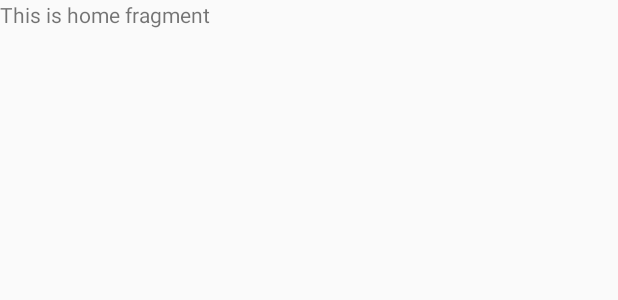
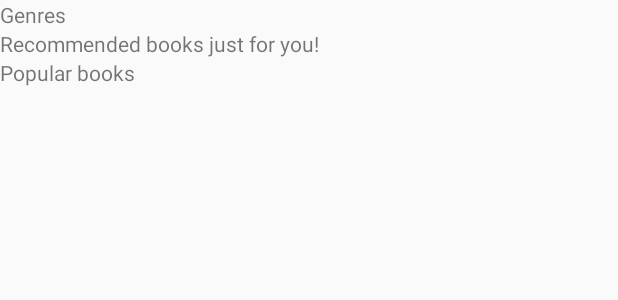
Before and after one commit to zheng-jj/T03_Team_3_MAD, an Android app: the layout fragment_home.xml on its own in the app's theme, with its tools: preview values and no code run, on a phone screen of 412 x 824 dp. Shown: the top 300 px of the screen. Run offline under Robolectric (Android 15) with nearby library versions, the phone set to English and light mode, and no system bars.

Commit message:
Basic home fragment and cardview for menu books created

```diff
--- a/app/src/main/res/layout/fragment_home.xml
+++ b/app/src/main/res/layout/fragment_home.xml
@@ -5,9 +5,52 @@
     android:layout_width="match_parent"
     android:layout_height="match_parent"
     tools:context=".HomeFragment">
-
-    <TextView
-        android:layout_width="wrap_content"
-        android:layout_height="wrap_content"
-        android:text="This is home fragment"></TextView>
+    <RelativeLayout
+        android:layout_width="match_parent"
+        android:layout_height="wrap_content">
+        <TextView
+            android:layout_alignParentTop="true"
+            android:layout_width="wrap_content"
+            android:layout_height="wrap_content"
+            android:id="@+id/genrestext"
+            android:text="Genres"/>
+        <androidx.recyclerview.widget.RecyclerView
+            android:layout_below="@id/genrestext"
+            android:id="@+id/genrelistrecyclerview"
+            android:layout_width="wrap_content"
+            android:layout_height="wrap_content"
+            android:layout_centerHorizontal="true"
+            android:layout_centerVertical="true"
+            android:scrollbars="horizontal" />
+        <TextView
+            android:layout_below="@id/genrelistrecyclerview"
+            android:layout_width="wrap_content"
+            android:layout_height="wrap_content"
+            android:id="@+id/recommendedtext"
+            android:text="Recommended books just for you!">
+        </TextView>
+        <androidx.recyclerview.widget.RecyclerView
+            android:id="@+id/recommendbookrecyclerview"
+            android:layout_below="@id/recommendedtext"
+            android:layout_width="wrap_content"
+            android:layout_height="wrap_content"
+            android:layout_centerHorizontal="true"
+            android:layout_centerVertical="true"
+            android:scrollbars="horizontal" />
+        <TextView
+            android:layout_below="@id/recommendbookrecyclerview"
+            android:layout_width="wrap_content"
+            android:layout_height="wrap_content"
+            android:id="@+id/popularbookstext"
+            android:text="Popular books">
+        </TextView>
+        <androidx.recyclerview.widget.RecyclerView
+            android:id="@+id/popularbookrecyclerview"
+            android:layout_below="@id/popularbookstext"
+            android:layout_width="wrap_content"
+            android:layout_height="wrap_content"
+            android:layout_centerHorizontal="true"
+            android:layout_centerVertical="true"
+            android:scrollbars="horizontal" />
+    </RelativeLayout>
 </FrameLayout>
--- a/app/src/main/res/values/colors.xml
+++ b/app/src/main/res/values/colors.xml
@@ -1,6 +1,6 @@
 <?xml version="1.0" encoding="utf-8"?>
 <resources>
-    <color name="colorPrimary">#6200EE</color>
+    <color name="colorPrimary">#e7eff6</color>
     <color name="colorPrimaryDark">#3700B3</color>
-    <color name="colorAccent">#03DAC5</color>
+    <color name="colorAccent">#63ace5</color>
 </resources>
```
Also changed, not shown: app/src/main/res/layout/activity_main.xml (+11 -4 lines), app/src/main/res/layout/cardviewmainmenubooks.xml (added, +26 -0 lines).
